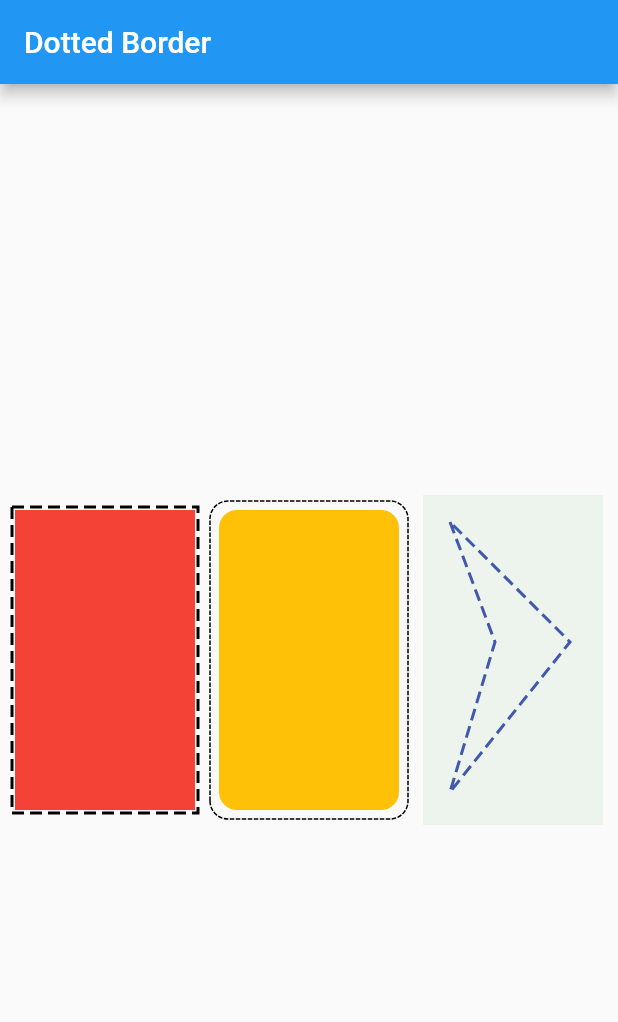
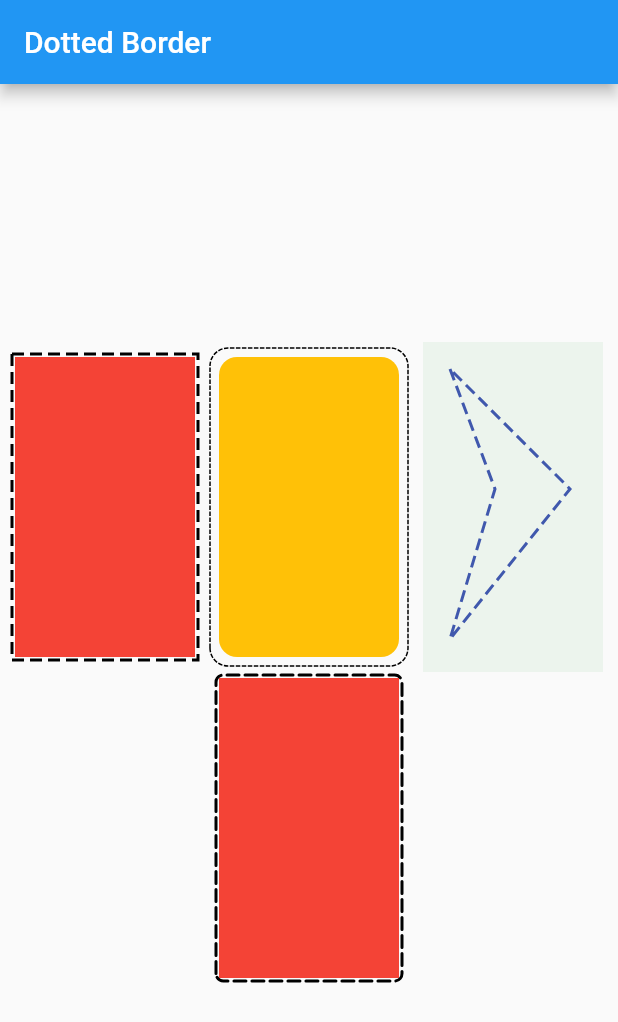
Before and after one commit to ajilo297/Flutter-Dotted-Border, a Flutter app: the screen it shows after launch, on a phone screen of 412 x 824 dp. Shown: the top 1022 px of the screen. Run offline on Flutter 3.47's test engine with Material 2 defaults, Android fonts, the phone set to English and light mode, and no system bars; our stand-ins replace path_drawing.

```diff
--- a/example/lib/main.dart
+++ b/example/lib/main.dart
@@ -24,6 +24,7 @@ class MyApp extends StatelessWidget {
                     rectBorderWidget,
                     roundedRectBorderWidget,
                     customBorder,
+                    roundStrokeCap,
                   ],
                 ),
               ),
@@ -80,4 +81,19 @@ class MyApp extends StatelessWidget {
       ),
     );
   }
+
+  Widget get roundStrokeCap {
+    return DottedBorder(
+      dashPattern: [8, 4],
+      strokeWidth: 2,
+      strokeCap: StrokeCap.round,
+      borderType: BorderType.RRect,
+      radius: Radius.circular(5),
+      child: Container(
+        height: 200,
+        width: 120,
+        color: Colors.red,
+      ),
+    );
+  }
 }
--- a/lib/dash_painter.dart
+++ b/lib/dash_painter.dart
@@ -7,6 +7,7 @@ class _DashPainter extends CustomPainter {
   final BorderType borderType;
   final Radius radius;
   final Path customPath;
+  final StrokeCap strokeCap;
 
   _DashPainter({
     this.strokeWidth = 2,
@@ -15,6 +16,7 @@ class _DashPainter extends CustomPainter {
     this.borderType = BorderType.Rect,
     this.radius = const Radius.circular(0),
     this.customPath,
+    this.strokeCap = StrokeCap.butt
   }) {
     assert (dashPattern.isNotEmpty, 'Dash Pattern cannot be empty');
   }
@@ -24,6 +26,7 @@ class _DashPainter extends CustomPainter {
     Paint paint = Paint()
       ..strokeWidth = strokeWidth
       ..color = color
+      ..strokeCap = strokeCap
       ..style = PaintingStyle.stroke;
 
     Path _path;
--- a/lib/dotted_border.dart
+++ b/lib/dotted_border.dart
@@ -20,6 +20,7 @@ class DottedBorder extends StatelessWidget {
   final BorderType borderType;
   final Radius radius;
   final Path customPath;
+  final StrokeCap strokeCap;
 
   DottedBorder({
     @required this.child,
@@ -30,6 +31,7 @@ class DottedBorder extends StatelessWidget {
     this.padding = const EdgeInsets.all(2),
     this.radius = const Radius.circular(0),
     this.customPath,
+    this.strokeCap = StrokeCap.butt,
   }) {
     assert(child != null);
   }
@@ -47,6 +49,7 @@ class DottedBorder extends StatelessWidget {
               borderType: borderType,
               dashPattern: dashPattern,
               customPath: customPath,
+              strokeCap: strokeCap,
             ),
           ),
         ),
```
Also changed, not shown: example/pubspec.lock, pubspec.lock.
